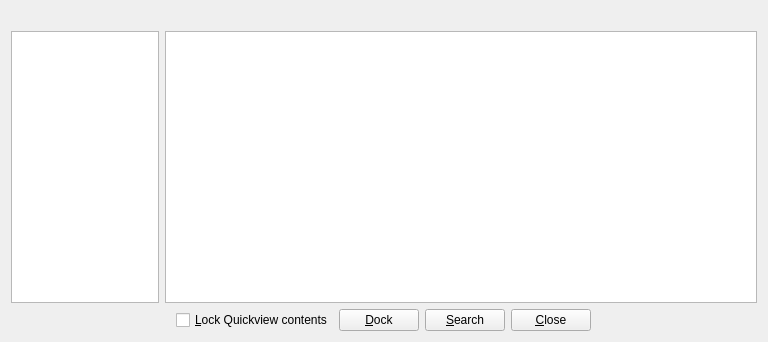
Above: src/calibre/gui2/dialogs/quickview.ui from debian-calibre/calibre before the change. Below: the same form after it.
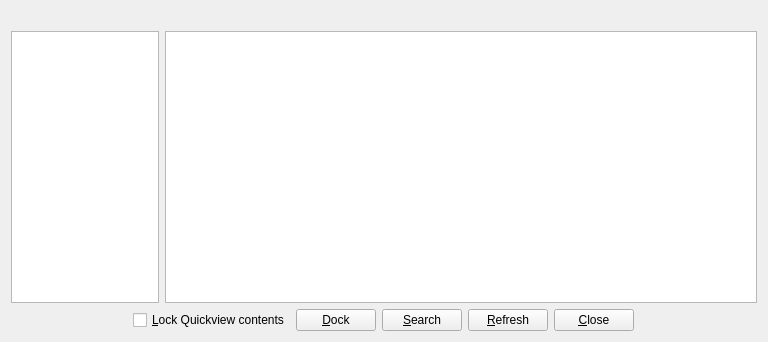
That is the form after the change.

The edit to the form file:
```diff
--- a/src/calibre/gui2/dialogs/quickview.ui
+++ b/src/calibre/gui2/dialogs/quickview.ui
@@ -148,6 +148,32 @@
        </property>
       </spacer>
      </item>
+     <item>
+      <widget class="QPushButton" name="refresh_button">
+       <property name="text">
+        <string>&amp;Refresh</string>
+       </property>
+       <property name="toolTip">
+        <string>When Quickview is locked, refresh the window using the last selected book and that book's value in the last selected column.</string>
+       </property>
+       <property name="autoDefault">
+        <bool>false</bool>
+       </property>
+      </widget>
+     </item>
+     <item>
+      <spacer>
+       <property name="orientation">
+        <enum>Qt::Horizontal</enum>
+       </property>
+       <property name="sizeHint" stdset="0">
+        <size>
+         <width>0</width>
+         <height>0</height>
+        </size>
+       </property>
+      </spacer>
+     </item>
      <item>
       <widget class="QPushButton" name="close_button">
        <property name="text">
```
